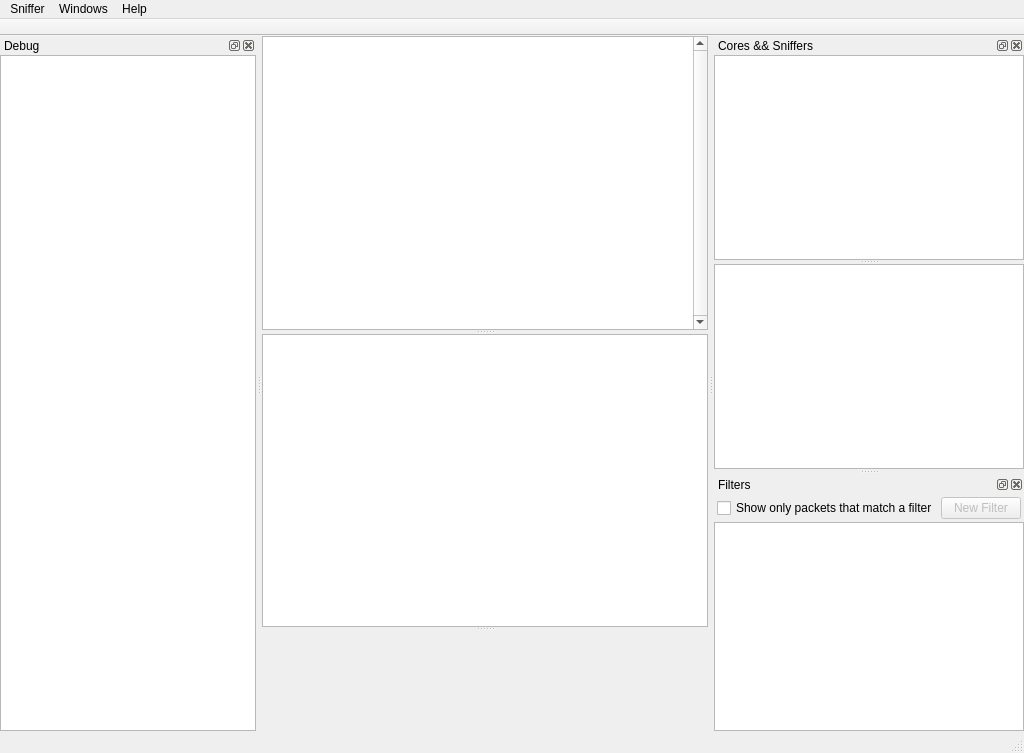
Above: IntPe9/Ui/Main.ui from AxDSan/IntPe9-1 before the change. Below: the same form after it.
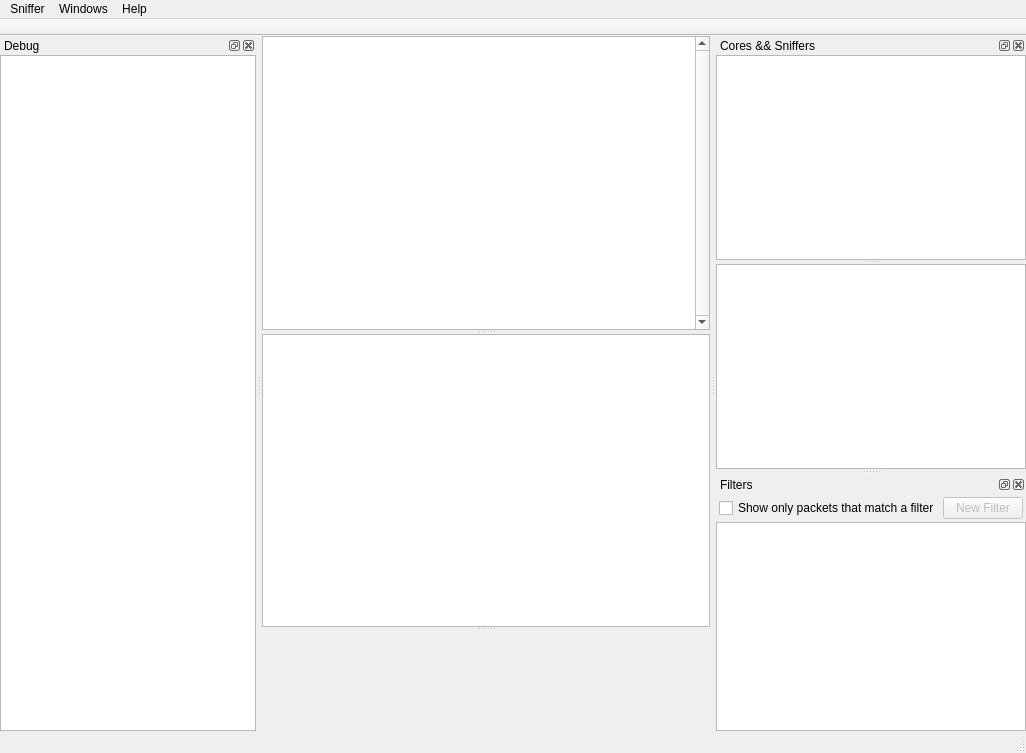
That is the form after the change. Icons and pictures are not drawn.

The edit to the form file:
```diff
--- a/IntPe9/Ui/Main.ui
+++ b/IntPe9/Ui/Main.ui
@@ -6,7 +6,7 @@
    <rect>
     <x>0</x>
     <y>0</y>
-    <width>1024</width>
+    <width>1026</width>
     <height>753</height>
    </rect>
   </property>
@@ -103,6 +103,11 @@
           <attribute name="headerVisible">
            <bool>false</bool>
           </attribute>
+          <column>
+           <property name="text">
+            <string notr="true">1</string>
+           </property>
+          </column>
          </widget>
          <widget class="QWidget" name="hexWidget" native="true">
           <property name="minimumSize">
@@ -132,7 +137,7 @@
     <rect>
      <x>0</x>
      <y>0</y>
-     <width>1024</width>
+     <width>1026</width>
      <height>19</height>
     </rect>
    </property>
```
Left out of the diff: 77 changed lines with no effect on the pictures.
